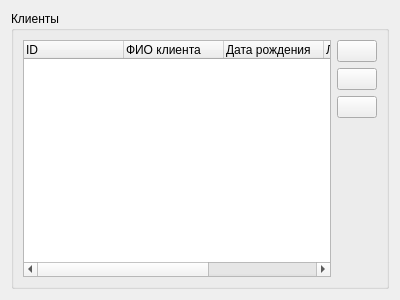
Old version of the form Admin/MainManager/clientsWidget/cclientswidget.ui in the repository Demonist/TCS.
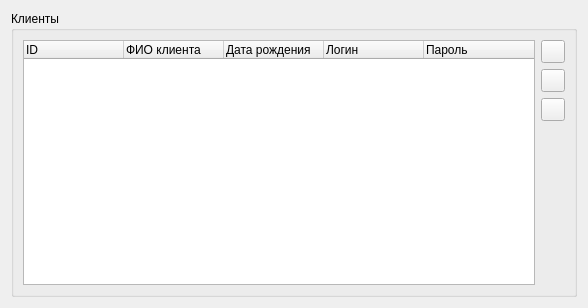
New version of the form. Icons and pictures are not drawn.

```diff
--- a/Admin/MainManager/clientsWidget/cclientswidget.ui
+++ b/Admin/MainManager/clientsWidget/cclientswidget.ui
@@ -6,14 +6,17 @@
    <rect>
     <x>0</x>
     <y>0</y>
-    <width>400</width>
-    <height>300</height>
+    <width>588</width>
+    <height>308</height>
    </rect>
   </property>
   <property name="windowTitle">
    <string>Form</string>
   </property>
   <layout class="QGridLayout" name="gridLayout">
+   <property name="sizeConstraint">
+    <enum>QLayout::SetMaximumSize</enum>
+   </property>
    <item row="0" column="0">
     <widget class="QGroupBox" name="groupBox">
      <property name="title">
@@ -52,7 +55,7 @@
       <item row="0" column="1">
        <layout class="QVBoxLayout" name="verticalLayout">
         <item>
-         <widget class="QPushButton" name="pbClientsAdd">
+         <widget class="QToolButton" name="tbnClientsAdd">
           <property name="text">
            <string/>
           </property>
@@ -63,7 +66,7 @@
          </widget>
         </item>
         <item>
-         <widget class="QPushButton" name="pbClientsEdit">
+         <widget class="QToolButton" name="tbnClientsEdit">
           <property name="text">
            <string/>
           </property>
@@ -74,7 +77,7 @@
          </widget>
         </item>
         <item>
-         <widget class="QPushButton" name="pbClientsDelete">
+         <widget class="QToolButton" name="tbnClientsDelete">
           <property name="text">
            <string/>
           </property>
```
